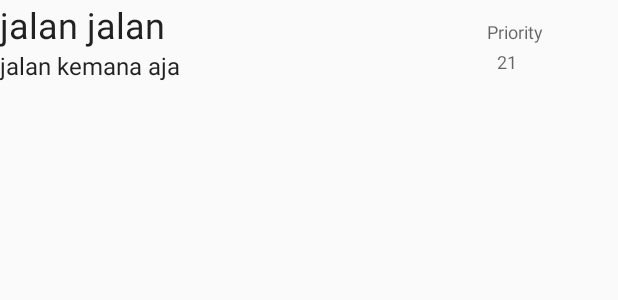
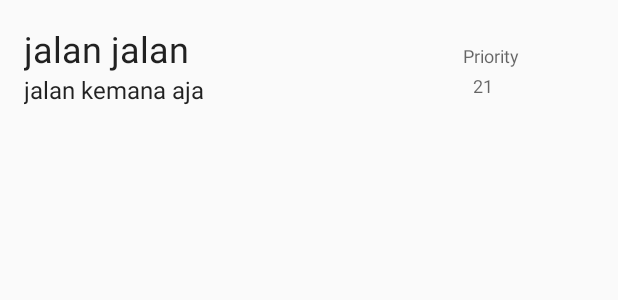
Before and after one commit to auliaramadhan/AULIARAMADHAN_1202150072_MODUL5, an Android app: the layout recycler_list_todo.xml on its own in the app's theme, with its tools: preview values and no code run, on a phone screen of 412 x 824 dp. Shown: the top 300 px of the screen. Run offline under Robolectric (Android 15) with nearby library versions, the phone set to English and light mode, and no system bars.

Commit message:
Commit 2

```diff
--- a/app/src/main/java/com/example/auliaramadhan/auliaramadhan_1202150072_modul5/MainToDoList.java
+++ b/app/src/main/java/com/example/auliaramadhan/auliaramadhan_1202150072_modul5/MainToDoList.java
@@ -142,6 +142,11 @@ public class MainToDoList extends AppCompatActivity {
         super.onPostResume();
         Log.d("ss", "lagi diresume");
 //        mAdapter.notifyDataSetChanged();
+        SharedPreferences sharedPref =
+                PreferenceManager.getDefaultSharedPreferences(this);
+        String colour = sharedPref.getString("sync_frequency", "white");
+        changeBackgorundrecyclerview(colour);
+
     }
 
     @Override
--- a/app/src/main/res/layout/recycler_list_todo.xml
+++ b/app/src/main/res/layout/recycler_list_todo.xml
@@ -2,7 +2,8 @@
 <RelativeLayout
     xmlns:android="http://schemas.android.com/apk/res/android"
     android:layout_width="match_parent"
-    android:layout_height="wrap_content">
+    android:layout_height="wrap_content"
+    android:padding="16dp">
 
     <TextView
         android:id="@+id/namakegiatan"
--- a/app/src/main/res/menu/menu_coba2.xml
+++ b/app/src/main/res/menu/menu_coba2.xml
@@ -6,6 +6,5 @@
         android:id="@+id/action_settings"
         android:orderInCategory="100"
         android:title="@string/action_settings"
-        app:showAsAction="ifRoom"
-        android:icon="@drawable/ic_launcher_background"/>
+        app:showAsAction="never"/>
 </menu>
```
